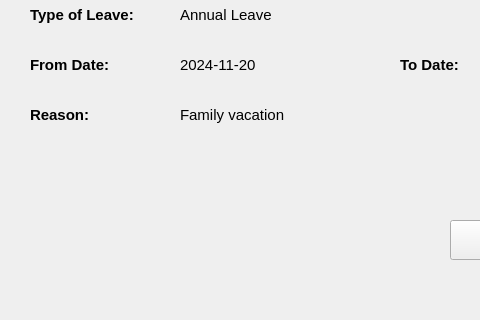
Above: Maintendance/leavedetaildialog.ui from markhan101/Maintendance before the change; both pictures show x 0 to 480 and y 180 to 500 of the 800 by 500 pixel window. Below: the same form after it.
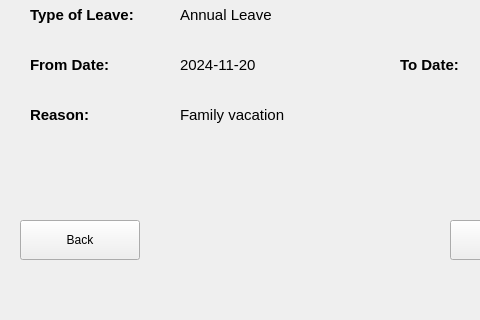
That is the form after the change.

Commit message: Add back button functionality to various dialogs and tables and cccc report

Diff of the .ui file:
```diff
--- a/Maintendance/leavedetaildialog.ui
+++ b/Maintendance/leavedetaildialog.ui
@@ -331,6 +331,19 @@
     <string>Reject</string>
    </property>
   </widget>
+  <widget class="QPushButton" name="backButton">
+   <property name="geometry">
+    <rect>
+     <x>20</x>
+     <y>400</y>
+     <width>120</width>
+     <height>40</height>
+    </rect>
+   </property>
+   <property name="text">
+    <string>Back</string>
+   </property>
+  </widget>
  </widget>
  <resources/>
  <connections/>
```
The commit also changes 109 other files.
